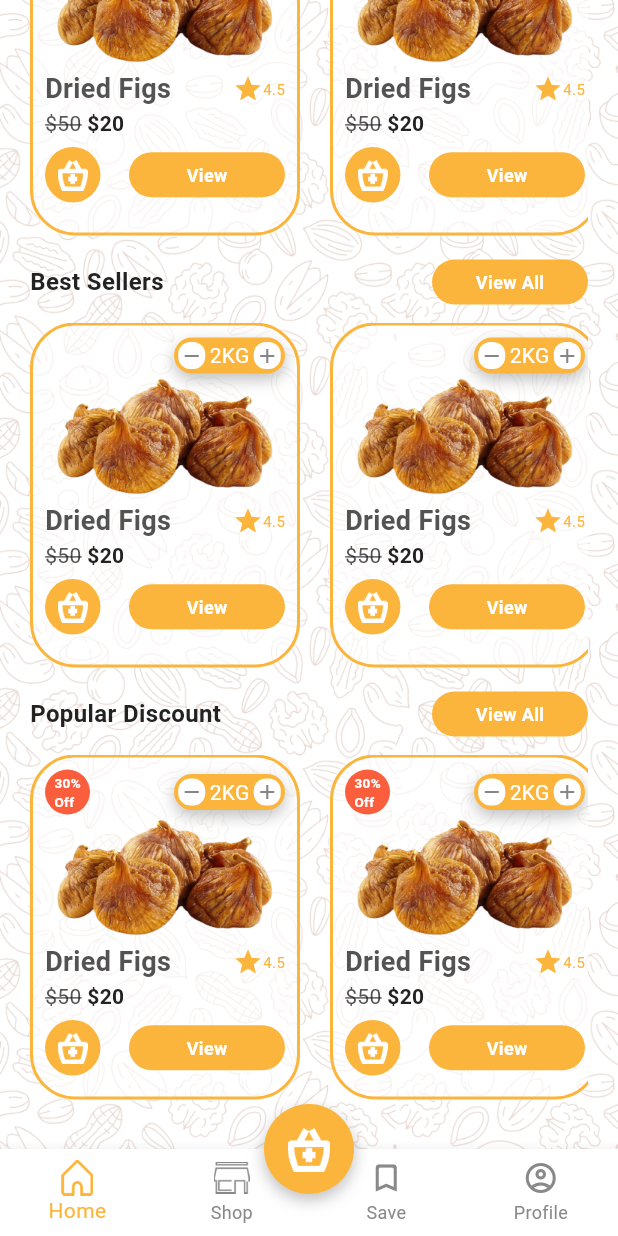
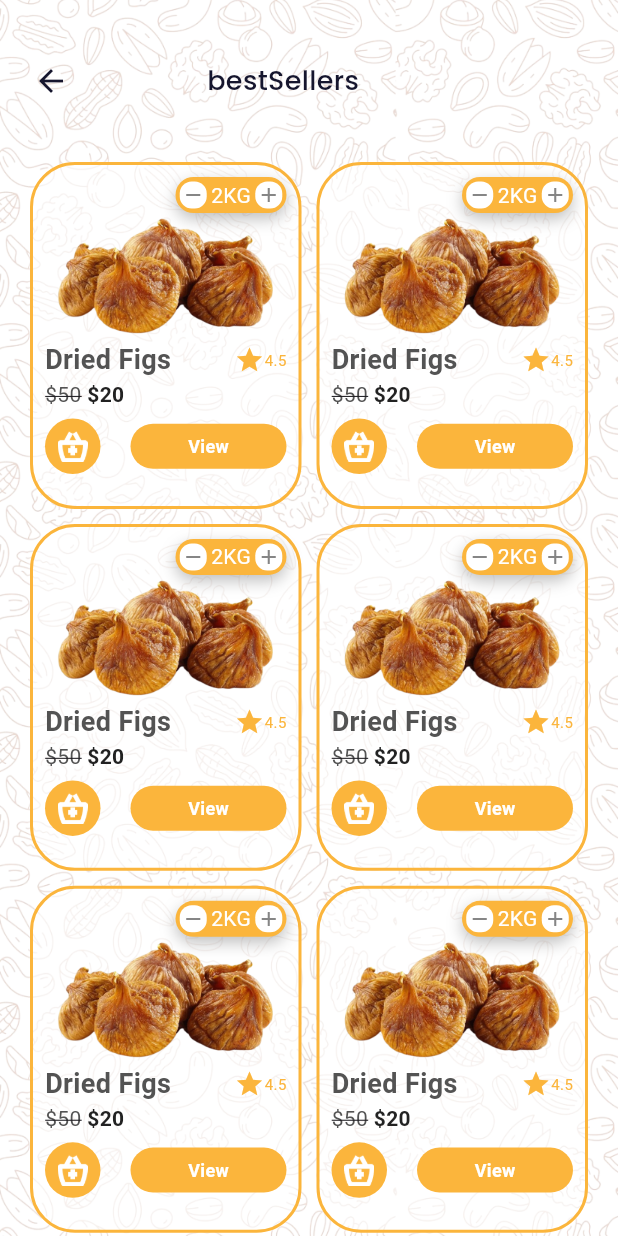
Before and after one commit to ba138/Rajasthan-Dry-Fruits, a Flutter app: the screen it shows after launch, scrolled down 576 dp, after a tap on "View All", on a phone screen of 412 x 824 dp. Run offline on Flutter 3.47's test engine with Material 3 defaults, Android fonts, the phone set to English and light mode, and no system bars; our stand-ins replace google_fonts, percent_indicator; network calls fail.

Commit message:
best sellers done

```diff
--- a/lib/res/components/colors.dart
+++ b/lib/res/components/colors.dart
@@ -13,4 +13,5 @@ class AppColor {
   static const Color cardTxColor = Color(0xff535353);
   static const Color dashboardIconColor = Color(0xff898989);
   static const Color cartDiscountColor = Color(0xffFB5E3C);
+  static const Color appBarTxColor = Color(0xff16162E);
 }
--- a/lib/utils/routes/routes.dart
+++ b/lib/utils/routes/routes.dart
@@ -3,6 +3,7 @@ import 'package:rjfruits/utils/routes/routes_name.dart';
 import 'package:rjfruits/view/HomeView/home_view.dart';
 import 'package:rjfruits/view/authView/forget_password_view.dart';
 import 'package:rjfruits/view/authView/login_view.dart';
+import 'package:rjfruits/view/bestSellersView/best_sellers.dart';
 import 'package:rjfruits/view/dashBoard/dashboard.dart';
 import 'package:rjfruits/view/authView/register_view.dart';
 import 'package:rjfruits/view/onboardingViews/onboarding_view1.dart';
@@ -41,6 +42,10 @@ class Routes {
         return MaterialPageRoute(
           builder: (BuildContext context) => const ForgetPasswordScreen(),
         );
+      case RoutesName.bestSellers:
+        return MaterialPageRoute(
+          builder: (BuildContext context) => const BestSellers(),
+        );
       default:
         return MaterialPageRoute(builder: (_) {
           return const Scaffold(
--- a/lib/utils/routes/routes_name.dart
+++ b/lib/utils/routes/routes_name.dart
@@ -9,4 +9,5 @@ class RoutesName {
   static const String dashboard = 'dashboard';
   static const String register = 'register_view';
   static const String forget = 'Forget_password_view';
+  static const String bestSellers = 'best_sellers';
 }
--- a/lib/view/HomeView/home_view.dart
+++ b/lib/view/HomeView/home_view.dart
@@ -1,9 +1,8 @@
 import 'package:flutter/material.dart';
-import 'package:flutter/widgets.dart';
 import 'package:google_fonts/google_fonts.dart';
 import 'package:rjfruits/res/components/cart_button.dart';
-import 'package:rjfruits/res/components/rounded_button.dart';
 import 'package:rjfruits/res/components/vertical_spacing.dart';
+import 'package:rjfruits/utils/routes/routes_name.dart';
 import 'package:rjfruits/view/HomeView/widgets/homeCard.dart';
 import '../../res/components/categorycard.dart';
 import '../../res/components/colors.dart';
@@ -232,7 +231,12 @@ class _HomeViewState extends State<HomeView> {
                           fontWeight: FontWeight.w700,
                         ),
                       ),
-                      CartButton(onTap: () {}, text: 'View All'),
+                      CartButton(
+                          onTap: () {
+                            Navigator.pushNamed(
+                                context, RoutesName.bestSellers);
+                          },
+                          text: 'View All'),
                     ],
                   ),
                   const VerticalSpeacing(12.0),
--- /dev/null
+++ b/lib/view/bestSellersView/best_sellers.dart
@@ -0,0 +1,76 @@
+import 'package:flutter/material.dart';
+import 'package:rjfruits/res/components/colors.dart';
+import 'package:rjfruits/res/components/vertical_spacing.dart';
+import 'package:rjfruits/view/HomeView/widgets/homeCard.dart';
+import 'package:google_fonts/google_fonts.dart';
+
+class BestSellers extends StatelessWidget {
+  const BestSellers({super.key});
+
+  @override
+  Widget build(BuildContext context) {
+    return Scaffold(
+      body: Container(
+        height: MediaQuery.of(context).size.height,
+        width: MediaQuery.of(context).size.width,
+        decoration: const BoxDecoration(
+          color: AppColor.whiteColor,
+          image: DecorationImage(
+              image: AssetImage("images/bgimg.png"), fit: BoxFit.cover),
+        ),
+        child: Padding(
+          padding: const EdgeInsets.only(left: 10.0, right: 10.0),
+          child: ListView(
+            shrinkWrap: true,
+            children: [
+              Column(
+                mainAxisSize: MainAxisSize.max,
+                children: [
+                  const VerticalSpeacing(30.0),
+                  Row(
+                    children: [
+                      IconButton(
+                        onPressed: () {
+                          Navigator.pop(context);
+                        },
+                        icon: const Icon(
+                          Icons.arrow_back,
+                          color: AppColor.appBarTxColor,
+                        ),
+                      ),
+                      const SizedBox(width: 80.0),
+                      Text(
+                        'bestSellers',
+                        style: GoogleFonts.getFont(
+                          "Poppins",
+                          textStyle: const TextStyle(
+                            fontSize: 18,
+                            fontWeight: FontWeight.w500,
+                            color: AppColor.appBarTxColor,
+                          ),
+                        ),
+                      ),
+                    ],
+                  ),
+                  const VerticalSpeacing(20.0),
+                  GridView.count(
+                    padding: const EdgeInsets.all(
+                        10.0), // Add padding around the grid
+                    shrinkWrap: true,
+                    physics: const NeverScrollableScrollPhysics(),
+                    crossAxisCount: 2,
+                    childAspectRatio: (180 / 230),
+                    mainAxisSpacing: 10.0, // Spacing between rows
+                    crossAxisSpacing: 10.0, // Spacing between columns
+                    children: List.generate(
+                        10, (index) => const HomeCard(isdiscount: false)),
+                  ),
+                ],
+              ),
+            ],
+          ),
+        ),
+      ),
+    );
+  }
+}
--- a/pubspec.yaml
+++ b/pubspec.yaml
@@ -2,7 +2,7 @@ name: rjfruits
 description: "A new Flutter project."
 # The following line prevents the package from being accidentally published to
 # pub.dev using `flutter pub publish`. This is preferred for private packages.
-publish_to: 'none' # Remove this line if you wish to publish to pub.dev
+publish_to: "none" # Remove this line if you wish to publish to pub.dev
 
 # The following defines the version and build number for your application.
 # A version number is three numbers separated by dots, like 1.2.43
@@ -19,7 +19,7 @@ publish_to: 'none' # Remove this line if you wish to publish to pub.dev
 version: 1.0.0+1
 
 environment:
-  sdk: '>=3.3.4 <4.0.0'
+  sdk: ">=3.3.4 <4.0.0"
 
 # Dependencies specify other packages that your package needs in order to work.
 # To automatically upgrade your package dependencies to the latest versions
@@ -30,7 +30,6 @@ environment:
 dependencies:
   flutter:
     sdk: flutter
-
 
   # The following adds the Cupertino Icons font to your application.
   # Use with the CupertinoIcons class for iOS style icons.
@@ -54,7 +53,6 @@ dev_dependencies:
 
 # The following section is specific to Flutter packages.
 flutter:
-
   # The following line ensures that the Material Icons font is
   # included with your application, so that you can use the icons in
   # the material Icons class.
```
Also changed, not shown: lib/view/popularItemsView/popularItems_view.dart (added, +76 -0 lines).
